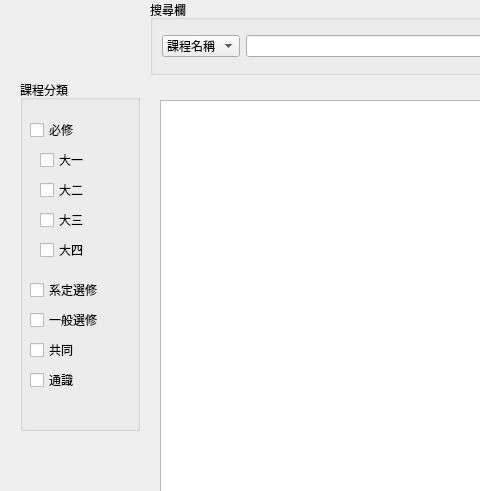
Above: projectMainFile/mainwindow.ui from IMBensonQB/PD110-1-FP before the change; both pictures show x 0 to 480 and y 0 to 491 of the 1235 by 600 pixel window. Below: the same form after it.
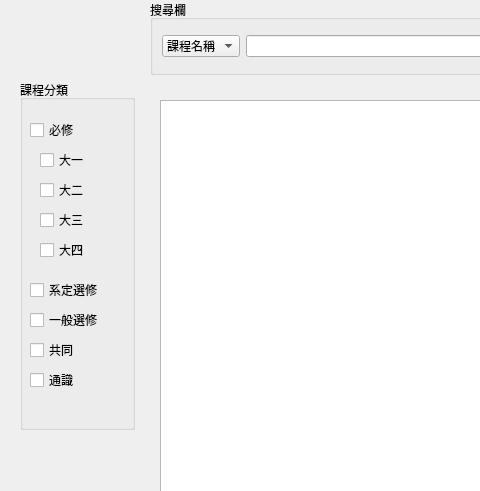
That is the form after the change.

Commit message: Benson Branch 0110 21:10

Patch:
```diff
--- a/projectMainFile/mainwindow.ui
+++ b/projectMainFile/mainwindow.ui
@@ -10,6 +10,18 @@
     <height>600</height>
    </rect>
   </property>
+  <property name="minimumSize">
+   <size>
+    <width>1235</width>
+    <height>600</height>
+   </size>
+  </property>
+  <property name="maximumSize">
+   <size>
+    <width>1235</width>
+    <height>600</height>
+   </size>
+  </property>
   <property name="windowTitle">
    <string>MainWindow</string>
   </property>
@@ -63,8 +75,8 @@
      <rect>
       <x>20</x>
       <y>80</y>
-      <width>120</width>
-      <height>351</height>
+      <width>115</width>
+      <height>350</height>
      </rect>
     </property>
     <property name="title">
```
Left out of the diff: 2 changed lines with no effect on the pictures. The commit also changes 1 other file.
